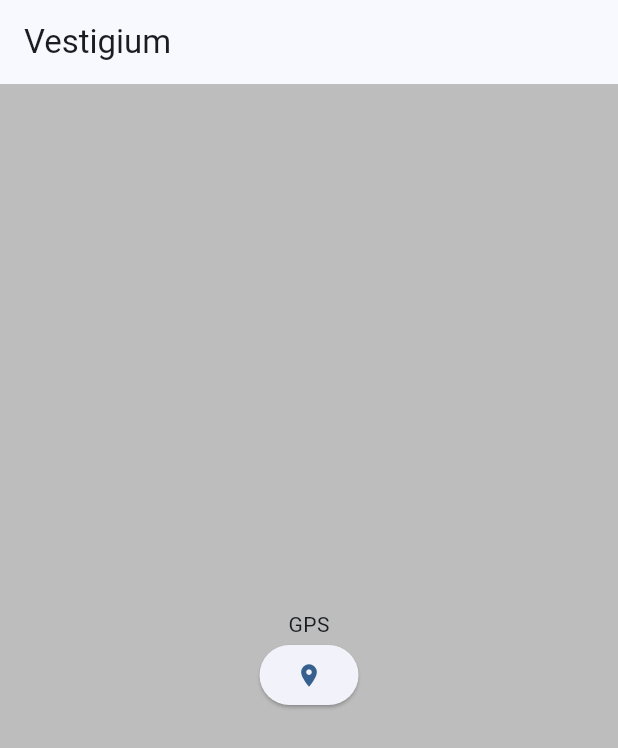
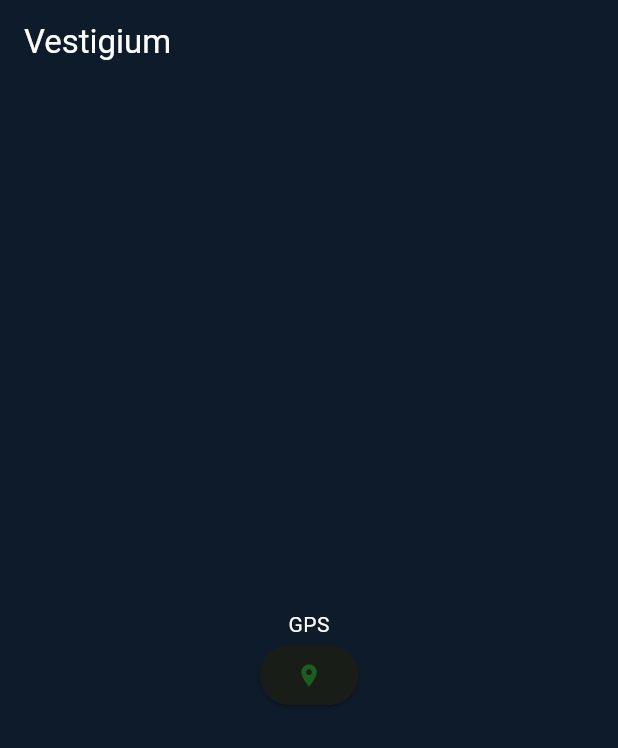
Before and after one commit to crismurbaez/Vestigium, a Flutter app: the screen it shows after launch, on a phone screen of 412 x 824 dp. Shown: the top 748 px of the screen. Run offline on Flutter 3.47's test engine with Material 3 defaults, Android fonts, the phone set to English and light mode, and no system bars.

Commit message:
Paleta de colores global

```diff
--- a/lib/main.dart
+++ b/lib/main.dart
@@ -21,9 +21,18 @@ Widget materialApp() {
     debugShowCheckedModeBanner: false,
     title: 'Vestigium',
     theme: ThemeData(
-      colorSchemeSeed: Colors.blue,
       useMaterial3: true,
-      scaffoldBackgroundColor: Colors.grey[400],
+      //Paleta de colores global
+      colorScheme: ColorScheme.fromSeed(
+        seedColor: Color(0xFF1B5E20), // Color base
+        brightness: Brightness.dark, // Dark mode por defecto
+        surface: Color(0xFF0D1B2A), // Fondo de pantallas
+        onSurface: Colors.white, // Texto sobre el fondo
+        primary: Color(0xFF1B5E20), // Color primario para elementos principales
+        secondary: Color(0xFF4CAF50), // Color secundario para resaltar precisión
+        )
+
+
     ),
     home: const HomePage(),
   );
```
